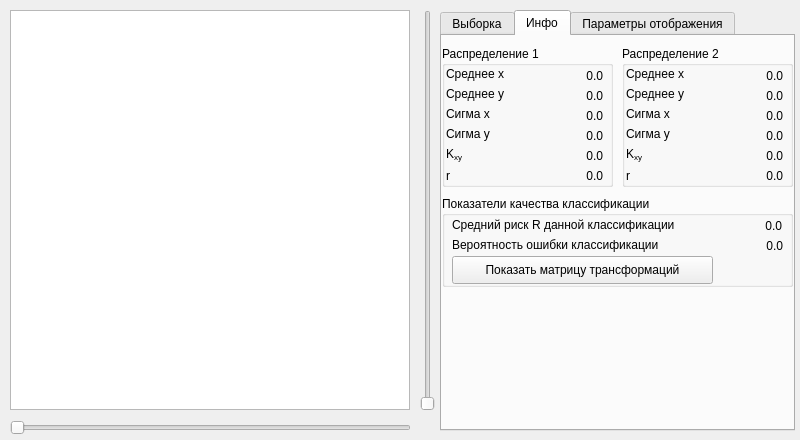
First picture: the form in mainwindow.ui, repository lifchicker/pattern-recognition-lab-5, before the edit.
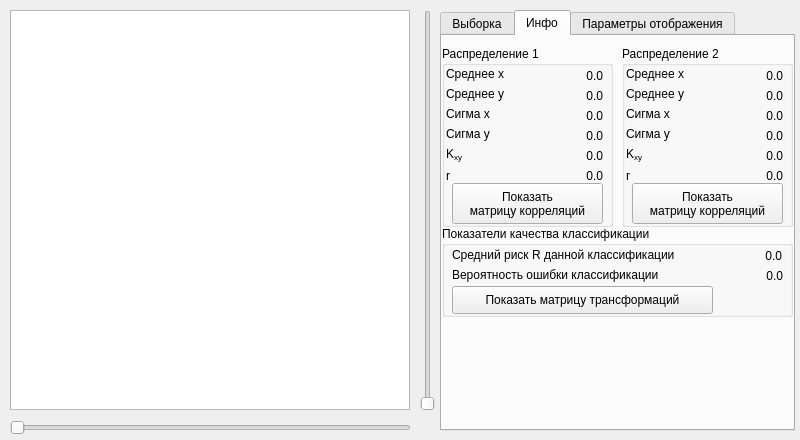
Second picture: the form after the edit. The open tabs and pages were chosen to show the change.

Commit message: Added functionality for visualization matrices of correlations.

Diff of the .ui file:
```diff
--- a/mainwindow.ui
+++ b/mainwindow.ui
@@ -539,7 +539,7 @@
         <x>0</x>
         <y>10</y>
         <width>171</width>
-        <height>141</height>
+        <height>181</height>
        </rect>
       </property>
       <property name="title">
@@ -723,6 +723,20 @@
         <set>Qt::AlignRight|Qt::AlignTrailing|Qt::AlignVCenter</set>
        </property>
       </widget>
+      <widget class="QPushButton" name="showCorrelationMatrixPushButton1">
+       <property name="geometry">
+        <rect>
+         <x>10</x>
+         <y>137</y>
+         <width>151</width>
+         <height>41</height>
+        </rect>
+       </property>
+       <property name="text">
+        <string>Показать 
+матрицу корреляций</string>
+       </property>
+      </widget>
      </widget>
      <widget class="QGroupBox" name="groupBox_2">
       <property name="geometry">
@@ -730,7 +744,7 @@
         <x>180</x>
         <y>10</y>
         <width>171</width>
-        <height>141</height>
+        <height>181</height>
        </rect>
       </property>
       <property name="title">
@@ -914,12 +928,26 @@
         <set>Qt::AlignRight|Qt::AlignTrailing|Qt::AlignVCenter</set>
        </property>
       </widget>
+      <widget class="QPushButton" name="showCorrelationMatrixPushButton2">
+       <property name="geometry">
+        <rect>
+         <x>10</x>
+         <y>137</y>
+         <width>151</width>
+         <height>41</height>
+        </rect>
+       </property>
+       <property name="text">
+        <string>Показать
+матрицу корреляций</string>
+       </property>
+      </widget>
      </widget>
      <widget class="QGroupBox" name="groupBox_4">
       <property name="geometry">
        <rect>
         <x>0</x>
-        <y>160</y>
+        <y>190</y>
         <width>351</width>
         <height>91</height>
        </rect>
```
The commit also changes 4 other files.
